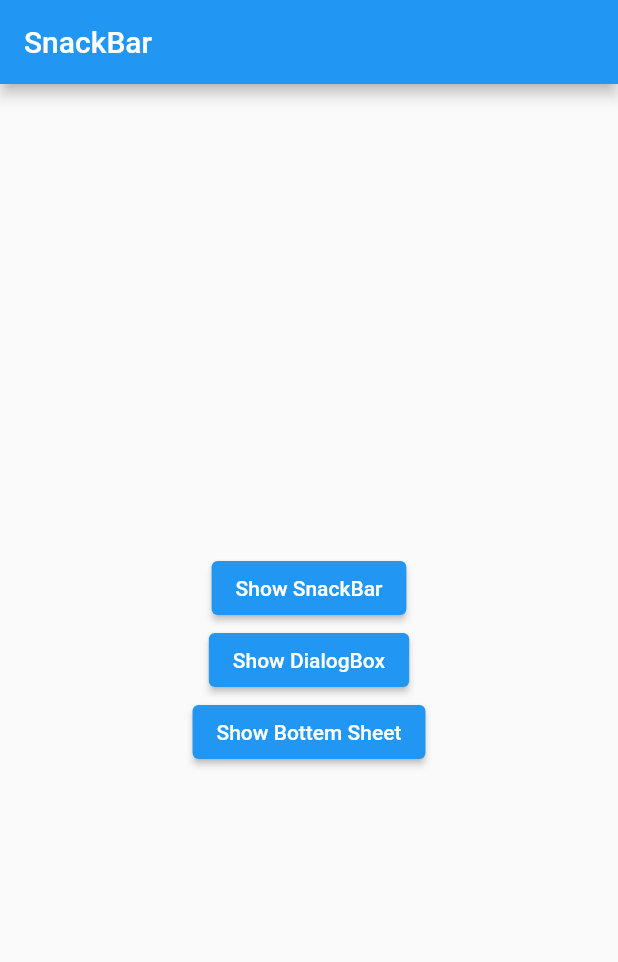
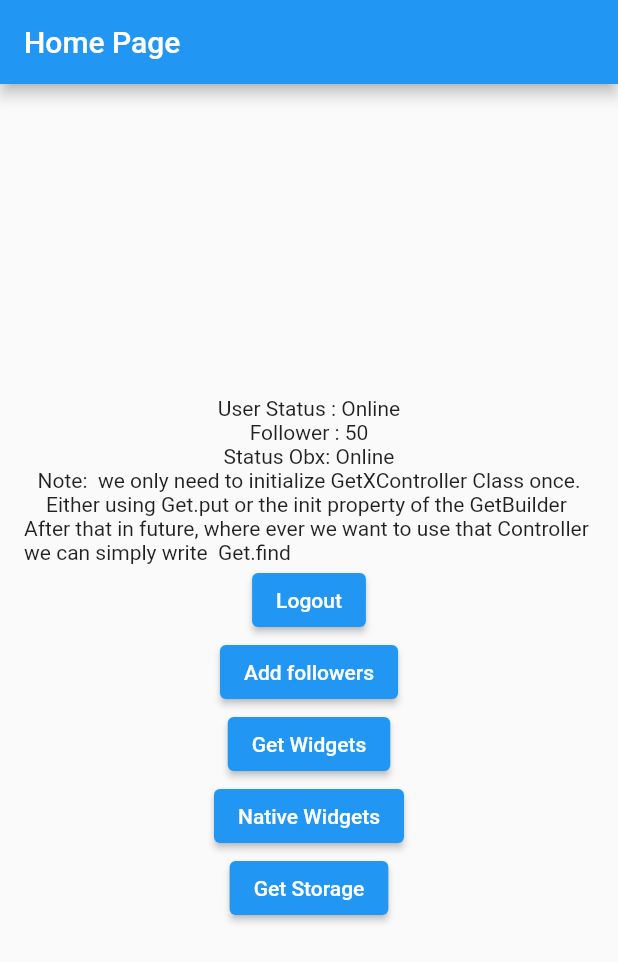
Before and after one commit to Kamiii75/getx_practice, a Flutter app: the screen it shows after launch, on a phone screen of 412 x 824 dp. Shown: the top 962 px of the screen. Run offline on Flutter 3.47's test engine with Material 2 defaults, Android fonts, the phone set to English and light mode, and no system bars; our stand-ins replace get, get_storage.

Commit message:
finished all concepts

```diff
--- /dev/null
+++ b/lib/features/home/presentation/getx_controller/home_binding.dart
@@ -0,0 +1,13 @@
+import 'package:get/get.dart';
+
+import 'home_controller.dart';
+
+class HomeBindings extends Bindings{
+  @override
+  void dependencies() {
+
+    // Get.put<HomeController>(HomeController(), permanent: true);
+    Get.lazyPut(() => HomeController(),fenix: true);
+  }
+
+}
--- /dev/null
+++ b/lib/features/home/presentation/getx_controller/home_controller.dart
@@ -0,0 +1,67 @@
+import 'package:flutter/material.dart';
+import 'package:get/get.dart';
+import 'package:get_storage/get_storage.dart';
+
+class HomeController extends GetxController {
+  RxString status = 'Online'.obs;
+  RxInt followers = 50.obs;
+
+  @override
+  onInit() {
+    super.onInit();
+
+    // when ever the value changes of status this function calls
+    ever(status, (callback) => print('status is changed $callback'));
+    // when ever the value changes of status or followers this function calls
+    everAll([status, followers],
+        (callback) => print('status or followers is changed $callback'));
+    // when the value changes of status this function call only once or for the first time
+
+    once(
+        status, (callback) => print('status is changed once called $callback'));
+
+    // this will called when the user stops typing used for text fields
+    debounce(
+        status, (callback) => print('status is changed once called $callback'),
+        time: const Duration(seconds: 3));
+    //
+  }
+
+  updateStatus(newStatus) {
+    status.value = newStatus;
+    //  update(['status_widget']);
+    // because now it is listening to it all time
+    // we don't need id
+  }
+
+  updateFollowers() {
+    followers.value++;
+    update(['followers_widget']);
+  }
+
+  /// Get Storage Logic !@#$%^&*()!@@@####$%$^$^%&^&&(*&(&(&)*(*)()
+
+  RxString email = ''.obs;
+  final storage = GetStorage();
+  TextEditingController emailController = TextEditingController();
+
+  void addEmail() {
+    storage.write('email', emailController.text);
+    emailController.clear();
+  }
+
+  void updateEmail() {
+    email.value = storage.read('email')??"";
+  }
+  Future<void> removeEmail() async {
+    await storage.remove('email');
+  }
+  Future<void> listenEmail() async {
+     storage.listenKey('email',(_){
+       print('value changed');
+     });
+  }
+
+
+  /// Get Storage Logic !@#$%^&*()!@@@####$%$^$^%&^&&(*&(&(&)*(*)()
+}
--- a/lib/features/home/presentation/pages/home_page.dart
+++ b/lib/features/home/presentation/pages/home_page.dart
@@ -1,88 +1,70 @@
 import 'package:flutter/material.dart';
 import 'package:get/get.dart';
+import 'package:getx_practice/features/home/presentation/getx_controller/home_controller.dart';
+import 'package:getx_practice/features/home/presentation/pages/get_widgets.dart';
+import 'package:getx_practice/features/home/presentation/pages/native_widgets.dart';
 
-class HomePage extends StatelessWidget {
-  const HomePage({Key? key}) : super(key: key);
+import 'get_storage_page.dart';
+
+// instead of StatelessWidget we use GetWidget so we don't have to call Get.find
+class HomePage extends GetWidget<HomeController> {
+  HomePage({Key? key}) : super(key: key);
+
+  // HomeController homeController = Get.put(HomeController(),permanent: true);
+  // HomeController homeController = Get.find<HomeController>();
 
   @override
   Widget build(BuildContext context) {
     return Scaffold(
       appBar: AppBar(
-        title: const Text('SnackBar'),
+        title: const Text('Home Page'),
       ),
       body: Center(
         child: Column(
           mainAxisAlignment: MainAxisAlignment.center,
           crossAxisAlignment: CrossAxisAlignment.center,
           children: [
+            GetX<HomeController>(
+                builder: (_) =>
+                    Text('User Status : ${controller.status.value}')),
+            GetBuilder<HomeController>(
+                id: 'followers_widget',
+                builder: (_) {
+                  print('Followers widget builds');
+                  return Text('Follower : ${controller.followers.value}');
+                }),
+            Obx(() {
+              print('Status widget builds');
+              return Text('Status Obx: ${controller.status.value}');
+            }),
+            // GetBuilder<HomeController>(
+            //     init: HomeController(),
+            //     builder: (homeController) => Text(
+            //         'used if not initialized above : ${homeController.status}')),
+            const Text(
+                'Note:  we only need to initialize GetXController Class once.'),
+            const Text(
+                'Either using Get.put or the init property of the GetBuilder '),
+            const Text(
+                'After that in future, where ever we want to use that Controller '
+                '\nwe can simply write  Get.find'),
             ElevatedButton(
-              onPressed: () {
-                Get.snackbar("snack bar", 'snack bar from GetX',
-                    snackPosition: SnackPosition.BOTTOM,
-                    padding: const EdgeInsets.all(10),
-                    margin: const EdgeInsets.all(10),
-                    icon: const Icon(Icons.warning),
-                    mainButton: TextButton(
-                      onPressed: () {},
-                      child: const Text(
-                        'My Cart',
-                        style: TextStyle(color: Colors.red),
-                      ),
-                    ),
-                    borderRadius: 12,
-                    backgroundColor: Colors.blue,
-                    colorText: Colors.black);
-              },
-              child: const Text('Show SnackBar'),
+                onPressed: () => controller.updateStatus('OffLine'),
+                child: const Text('Logout')),
+            ElevatedButton(
+                onPressed: () => controller.updateFollowers(),
+                child: const Text('Add followers')),
+            ElevatedButton(
+              onPressed: () => Get.to(() => GetWidgets()),
+              child: const Text('Get Widgets'),
             ),
             ElevatedButton(
-              onPressed: () {
-                Get.defaultDialog(
-                    title: 'DialogBox',
-                    content: Text('Are you sure?'),
-                    backgroundColor: Colors.white70,
-                    textCancel: 'No',
-                    textConfirm: "Yes",
-                    cancelTextColor: Colors.redAccent,
-                    confirmTextColor: Colors.lightBlueAccent,
-                    onCancel: () {},
-                    onConfirm: () {},
-                    barrierDismissible: false);
-              },
-              child: const Text('Show DialogBox'),
+              onPressed: () => Get.to(() => NativeWidgets()),
+              child: const Text('Native Widgets'),
             ),
             ElevatedButton(
-              onPressed: () {
-                Get.bottomSheet(
-                    Container(
-                      height: 200,
-                      // decoration:const BoxDecoration(
-                      //   color:Colors.amber ,
-                      //     borderRadius: BorderRadius.only(
-                      //   topLeft: Radius.circular(12),
-                      //   topRight: Radius.circular(12),
-                      // ),
-                      // ),
-                      child: Column(
-                        mainAxisAlignment: MainAxisAlignment.center,
-                        children: [
-                          const CircularProgressIndicator(),
-                          const Icon(Icons.message),
-                          ElevatedButton(
-                              onPressed: () {
-
-                                Get.back();
-                              },
-                              child: const Text('Back'))
-                        ],
-                      ),
-                    ),
-                    backgroundColor: Colors.amber,
-                    isDismissible: false,
-                    shape: RoundedRectangleBorder(
-                        borderRadius: BorderRadius.circular(12)));
-              },
-              child: const Text('Show Bottem Sheet'),
+              onPressed: () => Get.to(() =>  GetStoragePage()),
+              child: const Text('Get Storage'),
             ),
           ],
         ),
--- /dev/null
+++ b/lib/features/home/presentation/pages/native_widgets.dart
@@ -0,0 +1,59 @@
+import 'package:flutter/material.dart';
+import 'package:get/get.dart';
+
+import '../getx_controller/home_controller.dart';
+
+// ignore: must_be_immutable
+class NativeWidgets extends StatelessWidget {
+  NativeWidgets({Key? key}) : super(key: key);
+
+  HomeController homeController = Get.find<HomeController>();
+
+  @override
+  Widget build(BuildContext context) {
+    final GlobalKey<ScaffoldState> scaffoldKey = GlobalKey<ScaffoldState>();
+    return Scaffold(
+      key: scaffoldKey,
+      appBar: AppBar(
+        title: const Text('Native Widgets'),
+      ),
+      body: Center(
+        child: Column(
+          mainAxisAlignment: MainAxisAlignment.center,
+          crossAxisAlignment: CrossAxisAlignment.center,
+          children: [
+            GetBuilder<HomeController>(
+                builder: (_) => Text('User Status : ${homeController.status}')),
+            ElevatedButton(
+              onPressed: () {
+                ScaffoldMessenger.of(context).showSnackBar(
+                    const SnackBar(content: Text(' Native SnackBar')));
+              },
+              child: const Text('Show Native SnackBar'),
+            ),
+            ElevatedButton(
+              onPressed: () {
+                showDialog(
+                    context: context,
+                    builder: (_) => const AlertDialog(
+                          title: Text('Native DialogBox'),
+                          content: Text('Native DialogBox'),
+                        ));
+              },
+              child: const Text('Show Native DialogBox'),
+            ),
+            ElevatedButton(
+              onPressed: () {
+                scaffoldKey.currentState!.showBottomSheet((_) => Container(
+                      height: 200,
+                      color: Colors.orange,
+                    ));
+              },
+              child: const Text('Show Native Bottom Sheet'),
+            ),
+          ],
+        ),
+      ),
+    );
+  }
+}
--- a/lib/main.dart
+++ b/lib/main.dart
@@ -1,10 +1,15 @@
 import 'package:flutter/material.dart';
+import 'package:get_storage/get_storage.dart';
+import 'package:getx_practice/features/home/presentation/getx_controller/home_binding.dart';
 import 'package:getx_practice/features/home/presentation/pages/home_page.dart';
 import 'package:get/get.dart';
 
 
 
-void main() {
+Future<void> main() async {
+  WidgetsFlutterBinding.ensureInitialized();
+  HomeBindings().dependencies();
+  await GetStorage.init();
   runApp(const MyApp());
 }
 
@@ -15,13 +20,15 @@ class MyApp extends StatelessWidget {
   @override
   Widget build(BuildContext context) {
     return GetMaterialApp(
+      smartManagement: SmartManagement.full,
       debugShowCheckedModeBanner: false,
       title: 'Flutter GetX',
+      initialBinding: HomeBindings(),
       theme: ThemeData(
 
         primarySwatch: Colors.blue,
       ),
-      home: const HomePage(),
+      home: HomePage(),
     );
 
   }
--- a/pubspec.yaml
+++ b/pubspec.yaml
@@ -36,6 +36,7 @@ dependencies:
   # Use with the CupertinoIcons class for iOS style icons.
   cupertino_icons: ^1.0.2
   get: ^4.6.5
+  get_storage: ^2.1.1
 
 dev_dependencies:
   flutter_test:
```
Also changed, not shown: lib/features/home/presentation/pages/get_storage_page.dart (added, +89 -0 lines), lib/features/home/presentation/pages/get_widgets.dart (added, +100 -0 lines), pubspec.lock, 7 other files.
